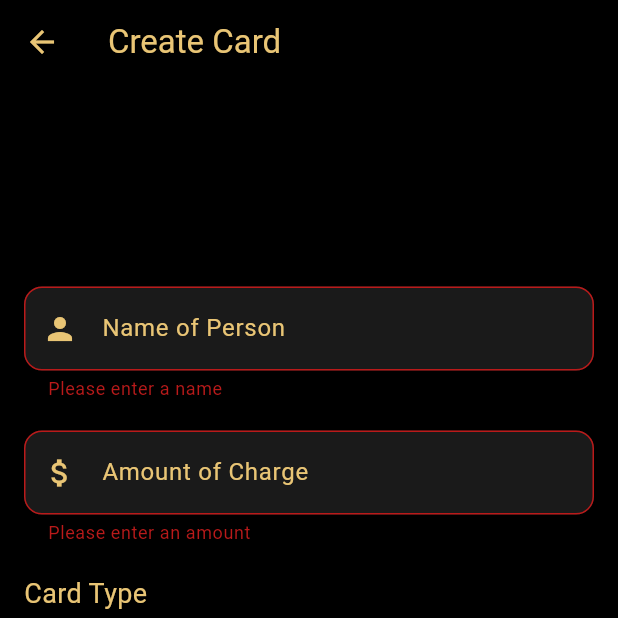
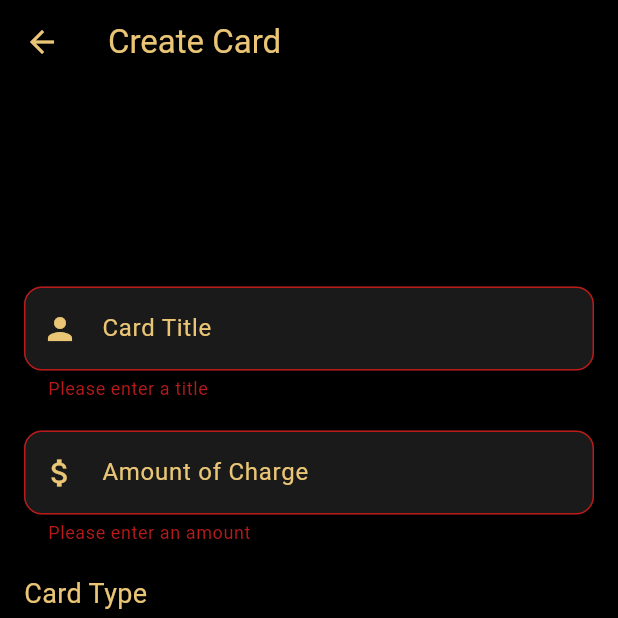
Before and after one commit to ousef777/Safe-Pay-Frontend, a Flutter app: the CreateCardPage screen opened directly, after a tap on "Add Card", on a phone screen of 412 x 824 dp, the top half of it. Run offline on Flutter 3.47's test engine with Material 3 defaults, Android fonts, the phone set to English and light mode, and no system bars; our stand-ins replace dio, go_router, shared_preferences; accounts and stored records are empty; network calls fail.

Commit message:
Show Cards and add a Card

```diff
--- a/lib/models/card.dart
+++ b/lib/models/card.dart
@@ -8,6 +8,7 @@ class VCard {
   // double? amount;
   bool isExpired;
   // List? transactions;
+  int? limit;
 
   VCard(
       {
@@ -19,6 +20,7 @@ class VCard {
         // this.amount,
         this.isExpired = false,
         // this.transactions,
+        this.limit
       }
     );
 
@@ -29,6 +31,7 @@ class VCard {
         expiryDate = json['expiryDate'] as String,
         cvv = json['cvv'] as int,
         // amount = json['amount'] as double,
-        isExpired = json['isExpired'] as bool;
+        isExpired = json['isExpired'] as bool,
         // transactions = json['transactions'] as List;
+        limit = json['limit'] as int;
 }
--- a/lib/pages/CardDetailsPage.dart
+++ b/lib/pages/CardDetailsPage.dart
@@ -1,8 +1,9 @@
+import 'package:Frontend/models/card.dart';
 import 'package:flutter/material.dart';
 import 'package:go_router/go_router.dart';
 
 class CardDetailsPage extends StatelessWidget {
-  final Map<String, dynamic> card;
+  final VCard card;
 
   const CardDetailsPage({Key? key, required this.card}) : super(key: key);
 
@@ -31,16 +32,20 @@ class CardDetailsPage extends StatelessWidget {
         child: Column(
           crossAxisAlignment: CrossAxisAlignment.start,
           children: [
-            Text('Name: ${card['cardHolderName']}',
+            Text('Id: ${card.id}',
                 style: TextStyle(fontSize: 18, color: goldColor)),
-            Text('Amount: ${card['amount']}',
+            Text('Name: ${card.name}',
                 style: TextStyle(fontSize: 18, color: goldColor)),
-            Text('Type: ${card['type']}',
-                style: TextStyle(fontSize: 18, color: goldColor)),
-            Text('Withdrawal Limit: ${card['withdrawalLimit']}',
+            // Text('Amount: ${card['amount']}',
+            //     style: TextStyle(fontSize: 18, color: goldColor)),
+            // Text('Type: ${card['type']}',
+            //     style: TextStyle(fontSize: 18, color: goldColor)),
+            Text('Withdrawal Limit: ${card.limit}',
                 style: TextStyle(fontSize: 18, color: goldColor)),
             Text(
-                'Expiry Date: ${card['expiryDate'].toLocal().toString().split(' ')[0]}',
+                'Expiry Date: ${card.expiryDate}',
+                style: TextStyle(fontSize: 18, color: goldColor)),
+            Text('isExpired: ${card.isExpired}',
                 style: TextStyle(fontSize: 18, color: goldColor)),
           ],
         ),
--- a/lib/pages/CreateCardPage.dart
+++ b/lib/pages/CreateCardPage.dart
@@ -1,5 +1,10 @@
+import 'package:Frontend/models/card.dart';
+import 'package:Frontend/providers/card_provider.dart';
 import 'package:flutter/material.dart';
+import 'package:go_router/go_router.dart';
 import 'dart:math';
+
+import 'package:provider/provider.dart';
 
 class CreateCardPage extends StatefulWidget {
   @override
@@ -55,9 +60,9 @@ class _CreateCardPageState extends State<CreateCardPage> {
                   style: TextStyle(
                       color: goldColor), // Ensures the entered text is gold
                   decoration: InputDecoration(
-                    labelText: 'Name of Person',
+                    labelText: 'Card Title',
                     labelStyle: TextStyle(color: goldColor),
-                    hintText: 'Enter the name',
+                    hintText: 'Enter the title',
                     hintStyle: TextStyle(
                         color: goldColor), // Ensures the hint text is gold
                     filled: true,
@@ -68,7 +73,7 @@ class _CreateCardPageState extends State<CreateCardPage> {
                     prefixIcon: Icon(Icons.person, color: goldColor),
                   ),
                   validator: (value) {
-                    if (value!.isEmpty) return "Please enter a name";
+                    if (value!.isEmpty) return "Please enter a title";
                     return null;
                   },
                 ),
@@ -93,8 +98,9 @@ class _CreateCardPageState extends State<CreateCardPage> {
                   keyboardType: TextInputType.number,
                   validator: (value) {
                     if (value!.isEmpty) return "Please enter an amount";
-                    if (double.tryParse(value) == null)
+                    if (double.tryParse(value) == null) {
                       return "Please enter a valid number";
+                    }
                     return null;
                   },
                   onChanged: (value) {
@@ -183,22 +189,28 @@ class _CreateCardPageState extends State<CreateCardPage> {
                         borderRadius: BorderRadius.circular(12.0),
                       ),
                     ),
-                    onPressed: () {
+                    onPressed: () async {
                       if (_formKey.currentState!.validate()) {
-                        generateCardNumber();
-                        // Perform card creation action
-                        Navigator.pop(context, {
-                          'name': nameController.text,
-                          'amount': double.parse(amountController.text),
-                          'type': isOneTimeUse
-                              ? 'One-time use'
-                              : 'Valid for 24 hours',
-                          'withdrawalLimit':
-                              double.parse(withdrawalLimitController.text),
-                          'expiryDate': expiryDate,
-                          'cardNumber':
-                              cardNumber, // Add the generated card number
-                        });
+                        _formKey.currentState!.save();
+                        var response = await context.read<VCardsProvider>().createVCard(
+                          VCard(
+                            name: nameController.text, cardNumber: 0, expiryDate: "", cvv: 0, limit: int.tryParse(withdrawalLimitController.text))
+                        );
+                        GoRouter.of(context).pop();
+                        // generateCardNumber();
+                        // // Perform card creation action
+                        // Navigator.pop(context, {
+                        //   'name': nameController.text,
+                        //   'amount': double.parse(amountController.text),
+                        //   'type': isOneTimeUse
+                        //       ? 'One-time use'
+                        //       : 'Valid for 24 hours',
+                        //   'withdrawalLimit':
+                        //       double.parse(withdrawalLimitController.text),
+                        //   'expiryDate': expiryDate,
+                        //   'cardNumber':
+                        //       cardNumber, // Add the generated card number
+                        // });
                       }
                     },
                     child: const Text(
--- a/lib/pages/signin_page.dart
+++ b/lib/pages/signin_page.dart
@@ -148,7 +148,7 @@ class SignInPage extends StatelessWidget {
                         ScaffoldMessenger.of(context).showSnackBar(SnackBar(content: Text(error['message'])));
                       }
                       } else {
-                        ScaffoldMessenger.of(context).showSnackBar(const SnackBar(content: Text("Sign in successfully")));
+                        // ScaffoldMessenger.of(context).showSnackBar(const SnackBar(content: Text("Sign in successfully")));
                         GoRouter.of(context).go('/MainPage');
                       }
                     },
--- a/lib/pages/signup_page.dart
+++ b/lib/pages/signup_page.dart
@@ -178,7 +178,7 @@ class SignUpPage extends StatelessWidget {
                         ScaffoldMessenger.of(context).showSnackBar(SnackBar(content: Text(error['message'])));
                       }
                     } else {
-                      ScaffoldMessenger.of(context).showSnackBar(const SnackBar(content: Text("Sign up successfully")));
+                      // ScaffoldMessenger.of(context).showSnackBar(const SnackBar(content: Text("Sign up successfully")));
                       context.go('/MainPage');
                     }
                     // if (provider.token[0].isEmpty) {
--- a/lib/providers/card_provider.dart
+++ b/lib/providers/card_provider.dart
@@ -8,30 +8,33 @@ class VCardsProvider extends ChangeNotifier {
 
   Future<List<VCard>> getVCards() async {
     // print("getting cards");
+    if (cards.isEmpty) {
       try {
         await AuthProvider().initAuth();
         cards = await DioClient().getVCards();
+        // print(cards[0].expiryDate);
       } on Exception catch (_) {
         rethrow;
       }
       if (cards.isEmpty) throw("No Cards");
+    }
     return cards;
   }
 
-  void createVCard(VCard card) async {
+  Future<void> createVCard(VCard card) async {
     VCard newVCard = await DioClient().createVCard(card: card);
-    cards.insert(0, newVCard);
+    cards.add(newVCard);
     notifyListeners();
   }
 
-  void updateVCard(VCard card) async {
-    VCard newVVCard = await DioClient().updateVCard(card: card);
-    int index = cards.indexWhere((card) => card.id == newVVCard.id);
-    cards[index] = newVVCard;
+  Future<void> updateVCard(VCard card) async {
+    VCard newVCard = await DioClient().updateVCard(card: card);
+    int index = cards.indexWhere((card) => card.id == newVCard.id);
+    cards[index] = newVCard;
     notifyListeners();
   }
 
-  void deleteVCard(String cardId) async {
+  Future<void> deleteVCard(String cardId) async {
     await DioClient().deleteVCard(cardId: cardId);
     cards.removeWhere((card) => card.id == cardId);
     notifyListeners();
--- a/lib/services/cards.dart
+++ b/lib/services/cards.dart
@@ -9,7 +9,7 @@ class DioClient {
 
     try {
       Response response = await Client.dio.get('/cards');
-      print((response.data as List));
+      // print((response.data as List));
       cards = (response.data as List).map((card) {
         return VCard.fromJson(card);
       }).toList();
@@ -30,7 +30,8 @@ class DioClient {
         "name": card.name,
         // "amount": card.amount,
       });
-      Response response = await Client.dio.post('/cards', data: data);
+      print(data.fields);
+      Response response = await Client.dio.post('/cards', data: {"name": card.name, "limit": card.limit});
       retrievedVCard = VCard.fromJson(response.data);
     } on DioException catch (error) {
       print(error);
```
Also changed, not shown: lib/main.dart (+7 -1 lines), lib/pages/CardHistoryPage.dart (+82 -41 lines), lib/pages/main_page.dart (+89 -82 lines), lib/providers/auth_provider.dart (+4 -4 lines), assets/Images/card-2.png (added), 1 other file. Lines whose indentation alone changed are shown as unchanged.
